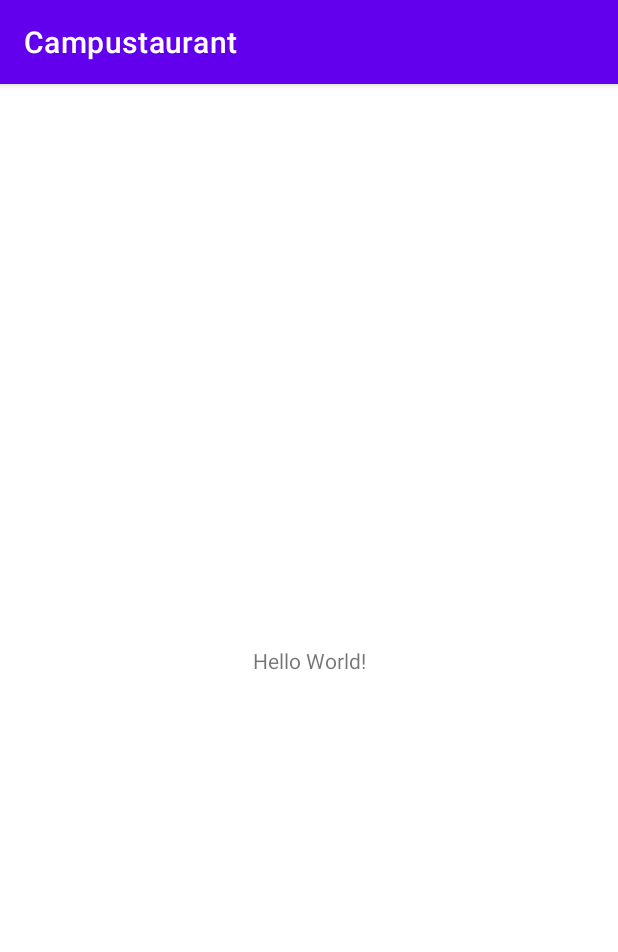
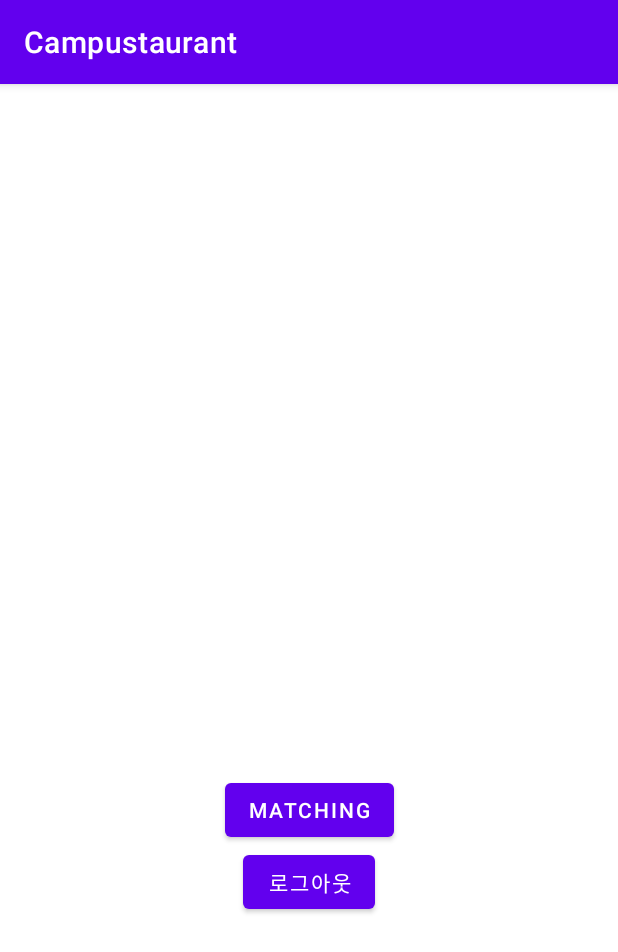
Before and after one commit to min429/Campustaurant, an Android app: the screen it shows after launch (MainActivity), on a phone screen of 412 x 824 dp. Shown: the top 952 px of the screen. Run offline under Robolectric (Android 15) with nearby library versions, the phone set to English and light mode, and no system bars.

Commit message:
activity_main 수정

```diff
--- a/app/src/main/res/layout/activity_main.xml
+++ b/app/src/main/res/layout/activity_main.xml
@@ -1,18 +1,29 @@
 <?xml version="1.0" encoding="utf-8"?>
-<androidx.constraintlayout.widget.ConstraintLayout
-    xmlns:android="http://schemas.android.com/apk/res/android"
+<androidx.constraintlayout.widget.ConstraintLayout xmlns:android="http://schemas.android.com/apk/res/android"
+    xmlns:app="http://schemas.android.com/apk/res-auto"
     xmlns:tools="http://schemas.android.com/tools"
-    xmlns:app="http://schemas.android.com/apk/res-auto"
     android:layout_width="match_parent"
     android:layout_height="match_parent"
     tools:context=".MainActivity">
-    <TextView
+
+    <Button
+        android:id="@+id/btn_match"
         android:layout_width="wrap_content"
         android:layout_height="wrap_content"
-      android:text="Hello World!"
+        android:layout_marginTop="200dp"
+        android:text="matching"
         app:layout_constraintBottom_toBottomOf="parent"
+        app:layout_constraintEnd_toEndOf="parent"
         app:layout_constraintStart_toStartOf="parent"
-      app:layout_constraintEnd_toEndOf="parent"
         app:layout_constraintTop_toTopOf="parent" />
 
+    <Button
+        android:id="@+id/btn_logout"
+        android:layout_width="wrap_content"
+        android:layout_height="wrap_content"
+        android:text="로그아웃"
+        app:layout_constraintEnd_toEndOf="parent"
+        app:layout_constraintStart_toStartOf="parent"
+        app:layout_constraintTop_toBottomOf="@+id/btn_match" />
+
 </androidx.constraintlayout.widget.ConstraintLayout>
```
Lines whose indentation alone changed are shown as unchanged.
